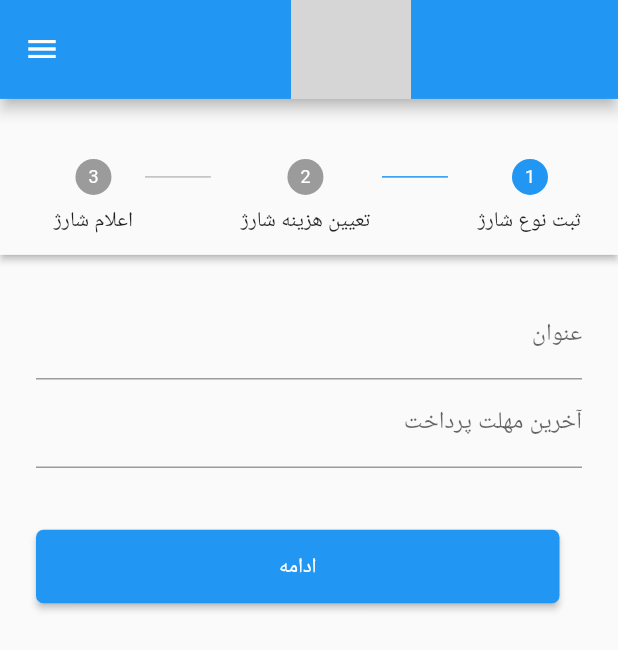
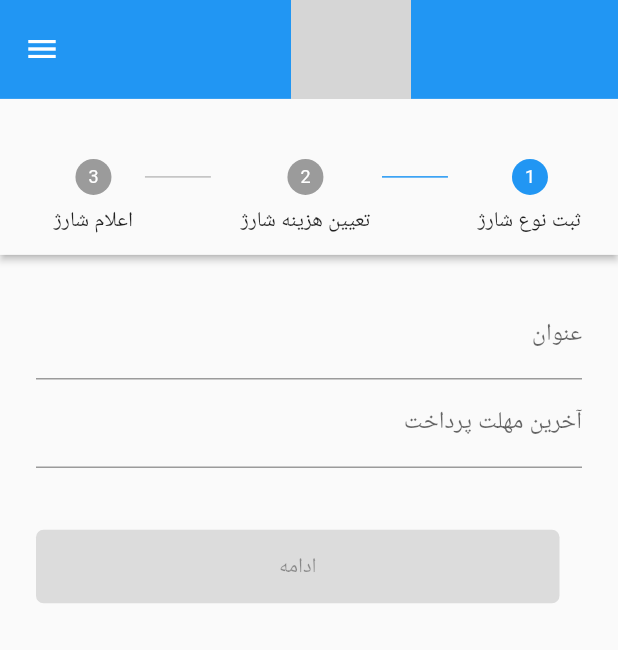
Before and after one commit to RexGod/build_mate, a Flutter app: the MultiStepForm screen opened by its route, on a phone screen of 412 x 824 dp. Shown: the top 650 px of the screen. Run offline on Flutter 3.47's test engine with Material 2 defaults, Android fonts, the phone set to English and light mode, and no system bars; our stand-ins replace ionicons, shamsi_date, supabase; accounts and stored records are empty; grey boxes are pictures that could not be loaded.

Commit message:
add balance for cost and fixed charghNotify

```diff
--- /dev/null
+++ b/lib/Model/balanceModel.dart
@@ -0,0 +1,8 @@
+class balanceModel {
+  late String id;
+  late DateTime date;
+  late double price;
+  late String type;
+  late String name;
+  balanceModel(this.id, this.price, this.type, this.name);
+}
--- a/lib/Model/costModel.dart
+++ b/lib/Model/costModel.dart
@@ -1,5 +1,8 @@
 // ignore: file_names
+
+
 class CostModel {
+
   late int id;
   String type;
   late DateTime date;
--- a/lib/Screens/charghNotife.dart
+++ b/lib/Screens/charghNotife.dart
@@ -15,6 +15,29 @@ class _MultiStepFormState extends State<MultiStepForm> {
   final TextEditingController _deadLineController = TextEditingController();
   TextEditingController textController4 = TextEditingController();
   List<String> options = [];
+  @override
+  void initState() {
+    super.initState();
+    _titleController.addListener(updateStepValidations);
+    _deadLineController.addListener(updateStepValidations);
+    textController4.addListener(updateStepValidations);
+  }
+
+  void updateStepValidations() {
+    setState(() {
+      _stepValidations[0] = _titleController.text.isNotEmpty &&
+          _deadLineController.text.isNotEmpty;
+      _stepValidations[1] = textController4.text.isNotEmpty;
+      _stepValidations[2] = options.isNotEmpty;
+    });
+  }
+
+  void _submitForm() {
+    _stepValidations[0] =
+        _titleController.text.isNotEmpty && _deadLineController.text.isNotEmpty;
+    _stepValidations[1] = textController4.text.isNotEmpty;
+    _stepValidations[2] = options.isNotEmpty;
+  }
 
   List<Step> getSteps() => [
         Step(
@@ -29,10 +52,12 @@ class _MultiStepFormState extends State<MultiStepForm> {
               ),
               TextFormField(
                 controller: _deadLineController,
-                  decoration: const InputDecoration(labelText: 'آخرین مهلت پرداخت'),
+                decoration:
+                    const InputDecoration(labelText: 'آخرین مهلت پرداخت'),
               ),
             ],
-            )),
+          ),
+        ),
         Step(
           title: const Text(''),
           label: const Text('تعیین هزینه شارژ'),
@@ -52,7 +77,9 @@ class _MultiStepFormState extends State<MultiStepForm> {
           isActive: _currentStep >= 2,
           content: Column(
             children: [
-              Expanded(
+              SizedBox(
+                height: MediaQuery.of(context).size.height *
+                    0.4, // Adjust the height as needed
                 child: ListView.builder(
                   itemCount: options.length,
                   itemBuilder: (context, index) {
@@ -75,9 +102,7 @@ class _MultiStepFormState extends State<MultiStepForm> {
         ),
       ];
 
-  void _submitForm() {
-
-  }
+  List<bool> _stepValidations = [false, false, false];
 
   @override
   Widget build(BuildContext context) {
@@ -95,10 +120,13 @@ class _MultiStepFormState extends State<MultiStepForm> {
         child: Stepper(
           controlsBuilder: (context, details) {
             bool isFirstStep = details.currentStep == 0;
-            bool islastStep = details.currentStep == 2;
+            bool isLastStep = details.currentStep == 2;
+            bool isCurrentStepValid = _stepValidations[details.currentStep];
+
             return Container(
               margin: EdgeInsets.only(
-                  top: MediaQuery.of(context).size.height * 0.05),
+                top: MediaQuery.of(context).size.height * 0.05,
+              ),
               child: Row(
                 children: [
                   if (!isFirstStep)
@@ -106,32 +134,41 @@ class _MultiStepFormState extends State<MultiStepForm> {
                       child: ElevatedButton(
                         style: ElevatedButton.styleFrom(
                           padding: const EdgeInsets.symmetric(
-                              vertical: 15, horizontal: 15),
+                            vertical: 15,
+                            horizontal: 15,
+                          ),
                           shape: RoundedRectangleBorder(
                             borderRadius: BorderRadius.circular(5),
                           ),
                         ),
-                        child: islastStep
+                        child: isLastStep
                             ? const Text('بازگشت')
                             : const Text('مرحله قبل'),
                         onPressed: details.onStepCancel,
                       ),
                     ),
                   const SizedBox(width: 15),
-                  if (!islastStep)
+                  if (!isLastStep)
                     Expanded(
                       child: ElevatedButton(
                         style: ElevatedButton.styleFrom(
                           padding: const EdgeInsets.symmetric(
-                              vertical: 15, horizontal: 15),
+                            vertical: 15,
+                            horizontal: 15,
+                          ),
                           shape: RoundedRectangleBorder(
                             borderRadius: BorderRadius.circular(5),
                           ),
+                          backgroundColor: isCurrentStepValid
+                              ? Colors.blue // Valid step color
+                              : Colors.grey, // Disabled step color
                         ),
                         child: isFirstStep
                             ? const Text('ادامه')
                             : const Text('مرحله بعد'),
-                        onPressed: details.onStepContinue,
+                        onPressed: isCurrentStepValid
+                            ? details.onStepContinue
+                            : null, // Disable button if step is not valid
                       ),
                     ),
                 ],
@@ -142,9 +179,12 @@ class _MultiStepFormState extends State<MultiStepForm> {
           steps: getSteps(),
           currentStep: _currentStep,
           onStepContinue: () {
+            _submitForm();
+            if (_stepValidations[_currentStep]) {
               setState(() {
                 _currentStep += 1;
               });
+            }
           },
           onStepCancel: () {
             setState(() {
--- a/lib/Widgets/appbar.dart
+++ b/lib/Widgets/appbar.dart
@@ -13,6 +13,8 @@ class CustomAppBar extends StatelessWidget implements PreferredSizeWidget {
   @override
   Widget build(BuildContext context) {
     return AppBar(
+      elevation: 0,
+
       toolbarHeight: appBarHeight,
       title: Center(
         child: Image.asset(
--- a/lib/Widgets/costItem.dart
+++ b/lib/Widgets/costItem.dart
@@ -12,7 +12,6 @@ class CostItem extends StatelessWidget {
 
   @override
   Widget build(BuildContext context) {
-
     final format = Provider.of<ProviderCost>(context);
     final dataUsage = Provider.of<ProviderCost>(context);
     final String type = costData['type'];
@@ -25,7 +24,7 @@ class CostItem extends StatelessWidget {
     final bool status = costData['status'];
     final int remainingPriceint = costData['remainingPrice'];
     final String remainingPrice = format.formatCurrencyRial(remainingPriceint);
-
+    String balanceId = costData['balance_id'];
     return Container(
       decoration: BoxDecoration(
         border: Border.all(
@@ -192,6 +191,7 @@ class CostItem extends StatelessWidget {
                                     'id': id,
                                     'status': status,
                                     'remainingPrice': remainingPriceint,
+                                    'balance_id': balanceId
                                   },
                                 );
                               }
--- a/lib/Widgets/drawer.dart
+++ b/lib/Widgets/drawer.dart
@@ -1,4 +1,5 @@
 import 'package:build_mate/Screens/Building_screen.dart';
+import 'package:build_mate/Screens/balance.dart';
 import 'package:build_mate/Screens/charghNotife.dart';
 import 'package:flutter/material.dart';
 
@@ -66,7 +67,10 @@ class drawerWidget extends StatelessWidget {
                 ),
                 ListTile(
                   leading: TextButton.icon(
-                      onPressed: () {},
+                      onPressed: () {
+                        Navigator.of(context)
+                            .pushReplacementNamed(BalanceScreen.routeName);
+                      },
                       icon: const Icon(
                         Icons.account_balance_wallet,
                         color: Colors.white,
--- a/lib/main.dart
+++ b/lib/main.dart
@@ -1,4 +1,5 @@
 import 'package:build_mate/Provider/Residence_provider.dart';
+import 'package:build_mate/Provider/balance_Provider.dart';
 import 'package:build_mate/Provider/cost_Provider.dart';
 import 'package:build_mate/Screens/main-pages/Costs.dart';
 import 'package:build_mate/Screens/payScreen.dart';
@@ -10,6 +11,7 @@ import 'Screens/Landing_screen.dart';
 import 'Provider/Auth_managers.dart';
 import 'Screens/Authenticate_screen/SignUp.dart';
 import 'Screens/Authenticate_screen/login_screen.dart';
+import 'Screens/balance.dart';
 import 'Screens/charghNotife.dart';
 
 Future<void> main() async {
@@ -26,6 +28,7 @@ class MainApp extends StatelessWidget {
         ChangeNotifierProvider.value(value: Setting()),
         ChangeNotifierProvider.value(value: ResidenceProvider()),
         ChangeNotifierProvider.value(value: ProviderCost()),
+        ChangeNotifierProvider.value(value: ProviderBalance()),
       ],
       child: MaterialApp(
         home: Building(),
@@ -37,6 +40,7 @@ class MainApp extends StatelessWidget {
           Payment.routeName: (context) => const Payment(),
           Cost.routeName: (context) => const Cost(),
           MultiStepForm.routeName: (context) => MultiStepForm(),
+          BalanceScreen.routeName: (context) => BalanceScreen(),
         },
       ),
     );
```
Also changed, not shown: lib/Model/balance_cashModel.dart (deleted, +0 -7 lines), lib/Provider/balance_Provider.dart (+19 -9 lines), lib/Provider/cost_Provider.dart (+21 -6 lines), lib/Screens/balance.dart (added, +111 -0 lines), lib/Screens/main-pages/Unit.dart (+7 -4 lines), lib/Screens/payScreen.dart (+7 -1 lines), lib/Widgets/balanceItems.dart (added, +50 -0 lines). Lines whose indentation alone changed are shown as unchanged.
